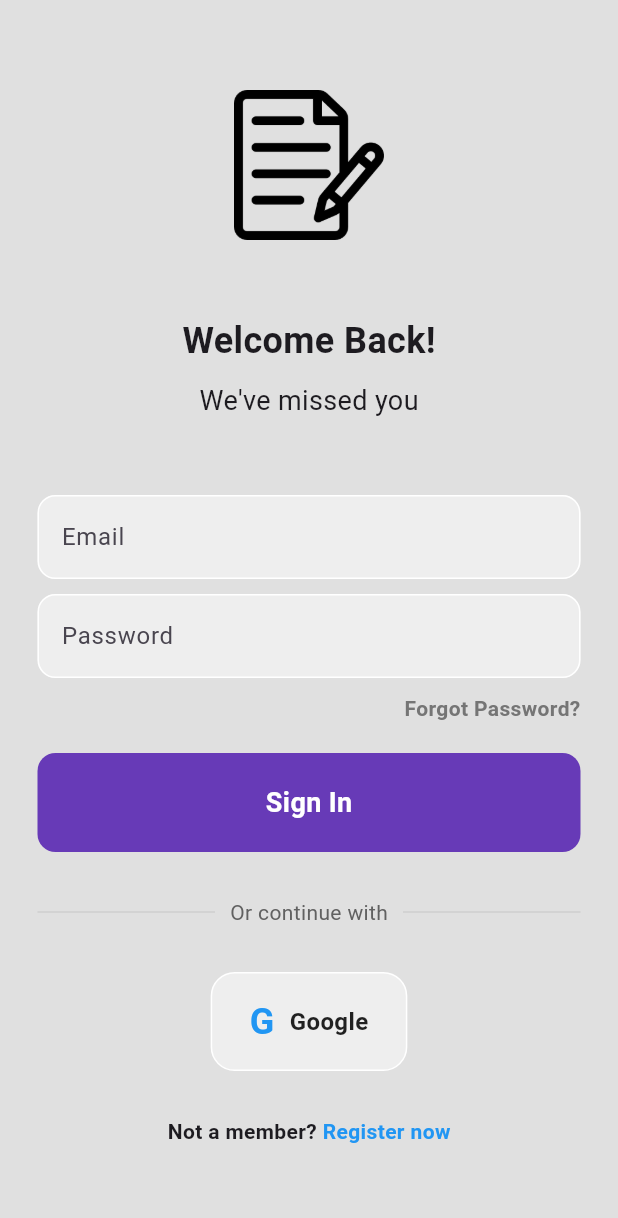
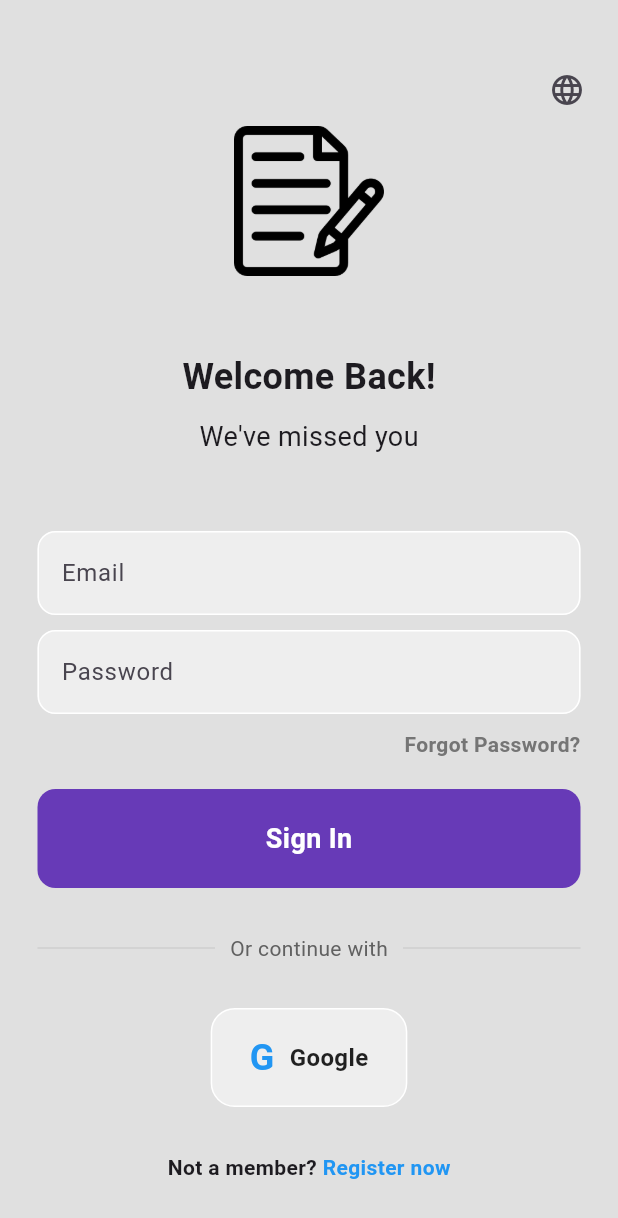
Before and after one commit to MohamedFares09/Firebase-Advanced, a Flutter app: the screen it shows after launch, on a phone screen of 412 x 824 dp. Shown: the top 1218 px of the screen. Run offline on Flutter 3.47's test engine with Material 3 defaults, Android fonts, the phone set to English and light mode, and no system bars; our stand-ins replace firebase_auth, firebase_core, fluttertoast; accounts and stored records are empty.

Commit message:
add localization in login page

```diff
--- a/lib/auth/login_page.dart
+++ b/lib/auth/login_page.dart
@@ -1,5 +1,6 @@
 import 'package:firebase_advanced/home/home_page.dart';
-
+import 'package:firebase_advanced/l10n/app_localizations.dart';
+import 'package:firebase_advanced/main.dart';
 import 'package:flutter/material.dart';
 import 'package:firebase_advanced/widgets/custom_text_field.dart';
 import 'package:firebase_advanced/widgets/custom_button.dart';
@@ -21,10 +22,11 @@ class _LoginPageState extends State<LoginPage> {
   final _formKey = GlobalKey<FormState>();
 
   Future<void> _forgotPassword() async {
+    final l10n = AppLocalizations.of(context)!;
     final email = _emailController.text.trim();
     if (email.isEmpty) {
       Fluttertoast.showToast(
-        msg: 'يرجي ادخال البريد الالكتروني',
+        msg: l10n.resetPasswordEmailEmpty,
         backgroundColor: Colors.white,
         textColor: Colors.red,
         timeInSecForIosWeb: 5,
@@ -34,7 +36,7 @@ class _LoginPageState extends State<LoginPage> {
     final error = await AuthController().forgetPassword(email);
     if (error == null) {
       Fluttertoast.showToast(
-        msg: 'تم ارسال رابط اعادة تعيين كلمة المرور بنجاح',
+        msg: l10n.resetPasswordSuccess,
         backgroundColor: Colors.green,
         textColor: Colors.white,
       );
@@ -49,6 +51,8 @@ class _LoginPageState extends State<LoginPage> {
 
   @override
   Widget build(BuildContext context) {
+    final l10n = AppLocalizations.of(context)!;
+
     return Scaffold(
       backgroundColor: Colors.grey[300],
       body: SafeArea(
@@ -60,26 +64,43 @@ class _LoginPageState extends State<LoginPage> {
               child: Column(
                 mainAxisAlignment: MainAxisAlignment.center,
                 children: [
+                  Row(
+                    mainAxisAlignment: MainAxisAlignment.end,
+                    children: [
+                      IconButton(
+                        onPressed: () {
+                          final currentLocale = Localizations.localeOf(context);
+                          if (currentLocale.languageCode == 'en') {
+                            MyApp.setLocale(context, const Locale('ar', ''));
+                          } else {
+                            MyApp.setLocale(context, const Locale('en', ''));
+                          }
+                        },
+                        icon: const Icon(Icons.language),
+                      ),
+                      const SizedBox(width: 10),
+                    ],
+                  ),
                   Image.asset('assets/notes.png', height: 100),
                   const SizedBox(height: 50),
-                  const Text(
-                    'Welcome Back!',
-                    style: TextStyle(fontWeight: FontWeight.bold, fontSize: 24),
+                  Text(
+                    l10n.welcomeBack,
+                    style: const TextStyle(
+                      fontWeight: FontWeight.bold,
+                      fontSize: 24,
+                    ),
                   ),
                   const SizedBox(height: 10),
-                  const Text(
-                    'We\'ve missed you',
-                    style: TextStyle(fontSize: 18),
-                  ),
+                  Text(l10n.weMissedYou, style: const TextStyle(fontSize: 18)),
                   const SizedBox(height: 50),
                   Padding(
                     padding: const EdgeInsets.symmetric(horizontal: 25.0),
                     child: CustomTextField(
                       controller: _emailController,
-                      hintText: 'Email',
+                      hintText: l10n.emailHint,
                       validator: (value) {
                         if (value == null || value.isEmpty) {
-                          return 'يرجي ادخال البريد الالكتروني';
+                          return l10n.emailEmptyError;
                         }
                         return null;
                       },
@@ -90,11 +111,11 @@ class _LoginPageState extends State<LoginPage> {
                     padding: const EdgeInsets.symmetric(horizontal: 25.0),
                     child: CustomTextField(
                       controller: _passwordController,
-                      hintText: 'Password',
+                      hintText: l10n.passwordHint,
                       obscureText: true,
                       validator: (value) {
                         if (value == null || value.isEmpty) {
-                          return 'يرجي ادخال كلمة المرور';
+                          return l10n.passwordEmptyError;
                         }
                         return null;
                       },
@@ -109,7 +130,7 @@ class _LoginPageState extends State<LoginPage> {
                         GestureDetector(
                           onTap: _forgotPassword,
                           child: Text(
-                            'Forgot Password?',
+                            l10n.forgotPassword,
                             style: TextStyle(
                               color: Colors.grey[600],
                               fontWeight: FontWeight.bold,
@@ -148,7 +169,7 @@ class _LoginPageState extends State<LoginPage> {
                           }
                         }
                       },
-                      text: 'Sign In',
+                      text: l10n.signInButton,
                     ),
                   ),
                   const SizedBox(height: 30),
@@ -165,7 +186,7 @@ class _LoginPageState extends State<LoginPage> {
                         Padding(
                           padding: const EdgeInsets.symmetric(horizontal: 10.0),
                           child: Text(
-                            'Or continue with',
+                            l10n.orContinueWith,
                             style: TextStyle(color: Colors.grey[700]),
                           ),
                         ),
@@ -186,7 +207,7 @@ class _LoginPageState extends State<LoginPage> {
                       children: [
                         SquareTile(
                           onTap: () {},
-                          child: const Row(
+                          child: Row(
                             mainAxisSize: MainAxisSize.min,
                             children: [
                               Text(
@@ -199,7 +220,7 @@ class _LoginPageState extends State<LoginPage> {
                               ),
                               SizedBox(width: 10),
                               Text(
-                                'Google',
+                                l10n.googleButton,
                                 style: TextStyle(
                                   color: Colors.black87,
                                   fontWeight: FontWeight.bold,
@@ -216,9 +237,9 @@ class _LoginPageState extends State<LoginPage> {
                   Row(
                     mainAxisAlignment: MainAxisAlignment.center,
                     children: [
-                      const Text(
-                        'Not a member?',
-                        style: TextStyle(fontWeight: FontWeight.bold),
+                      Text(
+                        l10n.notAMember,
+                        style: const TextStyle(fontWeight: FontWeight.bold),
                       ),
                       GestureDetector(
                         onTap: () {
@@ -229,9 +250,9 @@ class _LoginPageState extends State<LoginPage> {
                             ),
                           );
                         },
-                        child: const Text(
-                          ' Register now',
-                          style: TextStyle(
+                        child: Text(
+                          l10n.registerNow,
+                          style: const TextStyle(
                             color: Colors.blue,
                             fontWeight: FontWeight.bold,
                           ),
```
